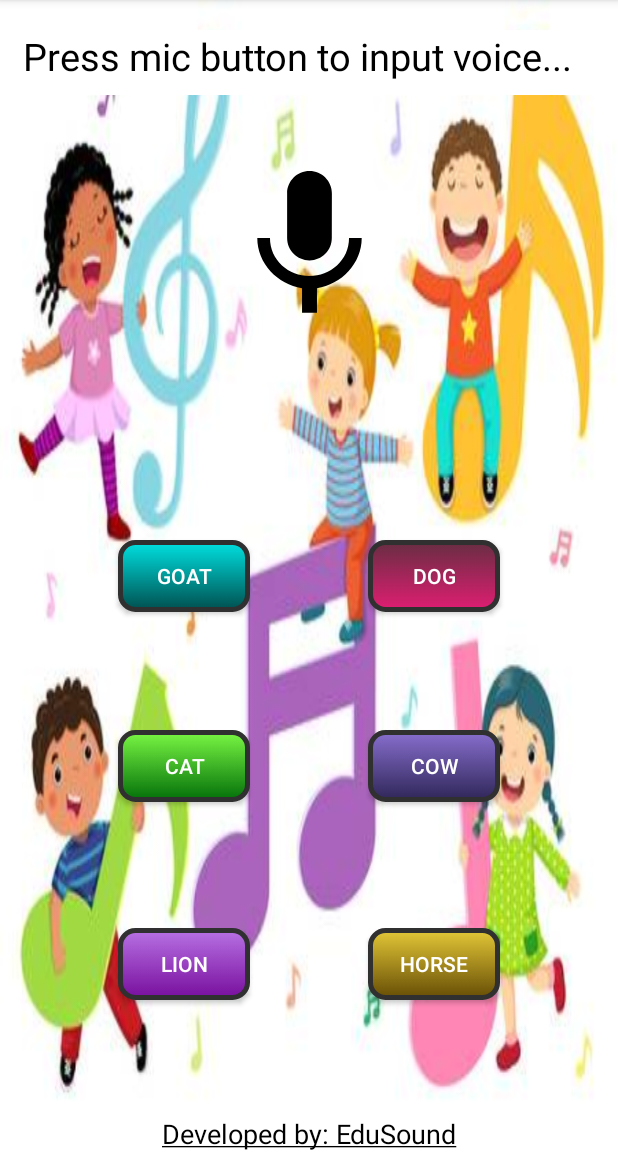
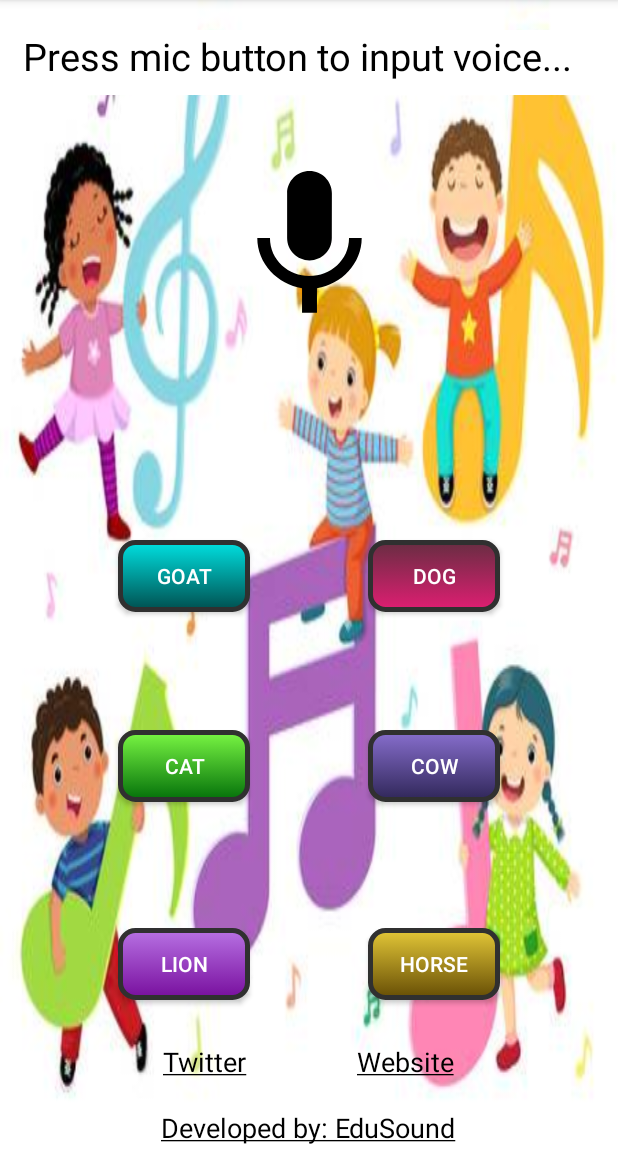
Before and after one commit to mailongd/SmallBusinessIT, an Android app: the screen it shows after launch (MainActivity), on a phone screen of 412 x 824 dp, the part 84-1236 px from its top. Run offline under Robolectric (Android 15) with nearby library versions, the phone set to English and light mode, and no system bars.

Commit message:
Added SOUNDS

```diff
--- a/app/src/main/java/com/example/soundpool/MainActivity.java
+++ b/app/src/main/java/com/example/soundpool/MainActivity.java
@@ -1,7 +1,6 @@
 package com.example.soundpool;
 
 import androidx.appcompat.app.AppCompatActivity;
-
 import android.content.Intent;
 import android.media.AudioAttributes;
 import android.media.AudioManager;
--- a/app/src/main/res/layout/activity_main.xml
+++ b/app/src/main/res/layout/activity_main.xml
@@ -134,12 +134,39 @@
         android:id="@+id/text1"
         android:layout_width="wrap_content"
         android:layout_height="wrap_content"
+        android:layout_marginBottom="4dp"
         android:text="@string/linktosite"
         android:textAppearance="?android:attr/textAppearanceMedium"
         android:textColorLink="@android:color/black"
         app:layout_constraintBottom_toBottomOf="parent"
         app:layout_constraintEnd_toEndOf="parent"
+        app:layout_constraintHorizontal_bias="0.497"
         app:layout_constraintStart_toStartOf="parent" />
 
+    <TextView
+        android:id="@+id/text2"
+        android:layout_width="wrap_content"
+        android:layout_height="wrap_content"
+        android:layout_marginBottom="48dp"
+        android:text="@string/Twitter"
+        android:textAppearance="?android:attr/textAppearanceMedium"
+        android:textColorLink="@android:color/black"
+        app:layout_constraintBottom_toBottomOf="parent"
+        app:layout_constraintEnd_toEndOf="parent"
+        app:layout_constraintHorizontal_bias="0.3"
+        app:layout_constraintStart_toStartOf="parent" />
+
+    <TextView
+        android:id="@+id/text3"
+        android:layout_width="wrap_content"
+        android:layout_height="wrap_content"
+        android:layout_marginBottom="48dp"
+        android:text="@string/website"
+        android:textAppearance="?android:attr/textAppearanceMedium"
+        android:textColorLink="@android:color/black"
+        app:layout_constraintBottom_toBottomOf="parent"
+        app:layout_constraintEnd_toEndOf="parent"
+        app:layout_constraintHorizontal_bias="0.69"
+        app:layout_constraintStart_toStartOf="parent" />
 
 </androidx.constraintlayout.widget.ConstraintLayout>
--- a/app/src/main/res/values/strings.xml
+++ b/app/src/main/res/values/strings.xml
@@ -4,4 +4,13 @@
     <string name="linktosite">
         <a href="https://www.facebook.com/EduSoundz">Developed by: EduSound</a>
     </string>
+
+    <string name="website">
+        <a href="https://edusoundz.wordpress.com/contact/">Website</a>
+    </string>
+
+    <string name="Twitter">
+        <a href="https://twitter.com/EduSound1">Twitter</a>
+    </string>
+
 </resources>
--- a/build.gradle
+++ b/build.gradle
@@ -5,7 +5,7 @@ buildscript {
         jcenter()
     }
     dependencies {
-        classpath 'com.android.tools.build:gradle:4.0.2'
+        classpath 'com.android.tools.build:gradle:4.1.0'
 
         // NOTE: Do not place your application dependencies here; they belong
         // in the individual module build.gradle files
```
Also changed, not shown: gradle/wrapper/gradle-wrapper.properties.
